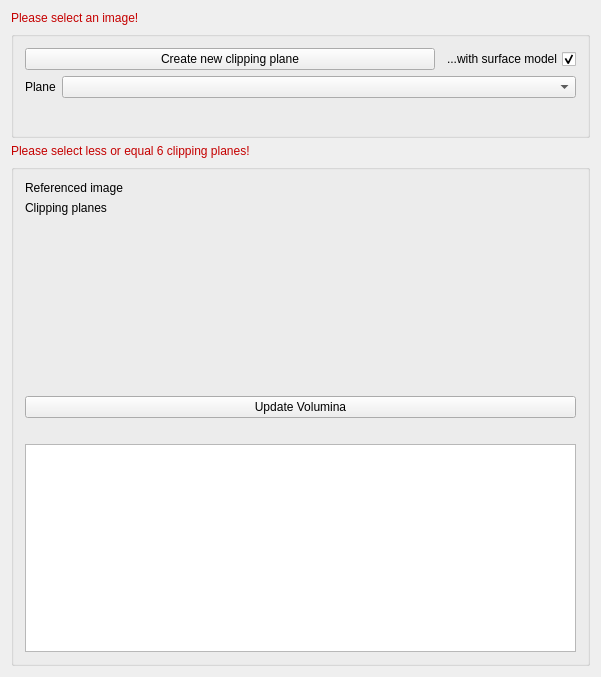
Old version of the form Plugins/org.mitk.gui.qt.segmentation/src/internal/QmitkDeformableClippingPlaneViewControls.ui in the repository MITK/MITK.
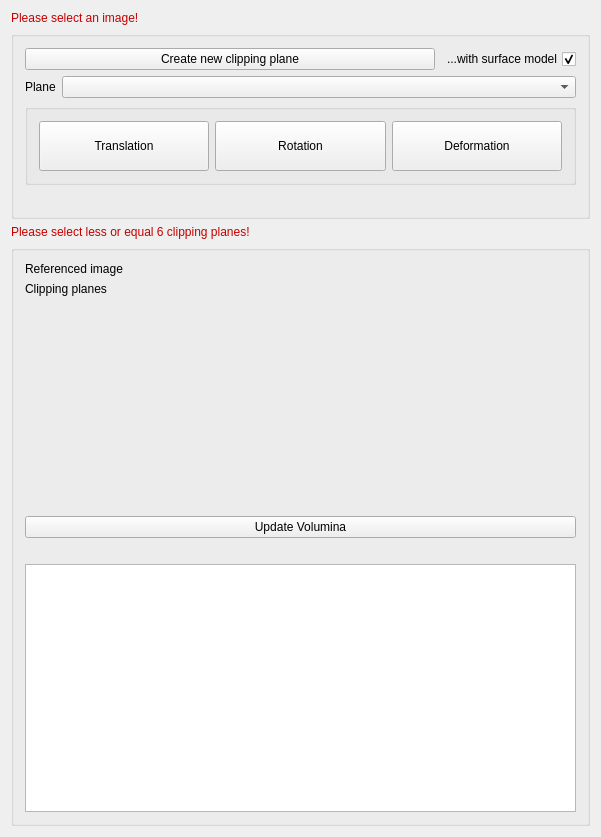
New version of the form. Custom widgets are drawn as their Qt base class.

Commit message: Replaced tool manager by simple buttons in ClippingPlaneView. Now the data interactors will be changed by buttons.

The edit to the form file:
```diff
--- a/Plugins/org.mitk.gui.qt.segmentation/src/internal/QmitkDeformableClippingPlaneViewControls.ui
+++ b/Plugins/org.mitk.gui.qt.segmentation/src/internal/QmitkDeformableClippingPlaneViewControls.ui
@@ -7,7 +7,7 @@
     <x>0</x>
     <y>0</y>
     <width>601</width>
-    <height>677</height>
+    <height>837</height>
    </rect>
   </property>
   <property name="minimumSize">
@@ -209,13 +209,96 @@
        </layout>
       </item>
       <item>
-       <widget class="QmitkToolSelectionBox" name="interactionToolSelectionBox" native="true">
+       <widget class="QGroupBox" name="interactionSelectionBox">
+        <property name="enabled">
+         <bool>true</bool>
+        </property>
         <property name="font">
          <font>
           <weight>50</weight>
           <bold>false</bold>
          </font>
         </property>
+        <layout class="QHBoxLayout" name="horizontalLayout_3">
+         <item>
+          <widget class="QPushButton" name="translationPushButton">
+           <property name="sizePolicy">
+            <sizepolicy hsizetype="Minimum" vsizetype="Preferred">
+             <horstretch>0</horstretch>
+             <verstretch>0</verstretch>
+            </sizepolicy>
+           </property>
+           <property name="minimumSize">
+            <size>
+             <width>0</width>
+             <height>50</height>
+            </size>
+           </property>
+           <property name="text">
+            <string>Translation</string>
+           </property>
+           <property name="checkable">
+            <bool>true</bool>
+           </property>
+           <property name="autoRepeat">
+            <bool>false</bool>
+           </property>
+           <property name="autoExclusive">
+            <bool>true</bool>
+           </property>
+          </widget>
+         </item>
+         <item>
+          <widget class="QPushButton" name="rotationPushButton">
+           <property name="sizePolicy">
+            <sizepolicy hsizetype="Minimum" vsizetype="Preferred">
+             <horstretch>0</horstretch>
+             <verstretch>0</verstretch>
+            </sizepolicy>
+           </property>
+           <property name="minimumSize">
+            <size>
+             <width>0</width>
+             <height>50</height>
+            </size>
+           </property>
+           <property name="text">
+            <string>Rotation</string>
+           </property>
+           <property name="checkable">
+            <bool>true</bool>
+           </property>
+           <property name="autoExclusive">
+            <bool>true</bool>
+           </property>
+          </widget>
+         </item>
+         <item>
+          <widget class="QPushButton" name="deformationPushButton">
+           <property name="sizePolicy">
+            <sizepolicy hsizetype="Minimum" vsizetype="Preferred">
+             <horstretch>0</horstretch>
+             <verstretch>0</verstretch>
+            </sizepolicy>
+           </property>
+           <property name="minimumSize">
+            <size>
+             <width>0</width>
+             <height>50</height>
+            </size>
+           </property>
+           <property name="text">
+            <string>Deformation</string>
+           </property>
+           <property name="checkable">
+            <bool>true</bool>
+           </property>
+           <property name="autoExclusive">
+            <bool>true</bool>
+           </property>
+          </widget>
+         </item>
+        </layout>
        </widget>
       </item>
       <item>
@@ -475,11 +558,6 @@
    <extends>QComboBox</extends>
    <header location="global">QmitkDataStorageComboBox.h</header>
   </customwidget>
-  <customwidget>
-   <class>QmitkToolSelectionBox</class>
-   <extends>QWidget</extends>
-   <header location="global">QmitkToolSelectionBox.h</header>
-  </customwidget>
  </customwidgets>
  <resources/>
  <connections/>
```
The commit also changes 2 other files.
